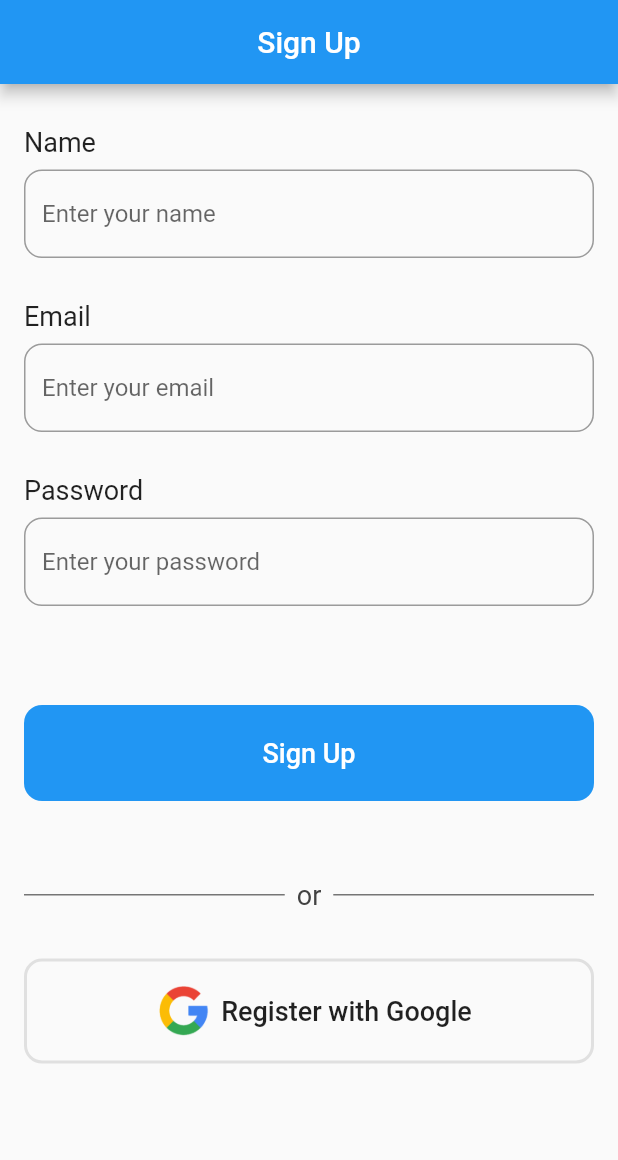
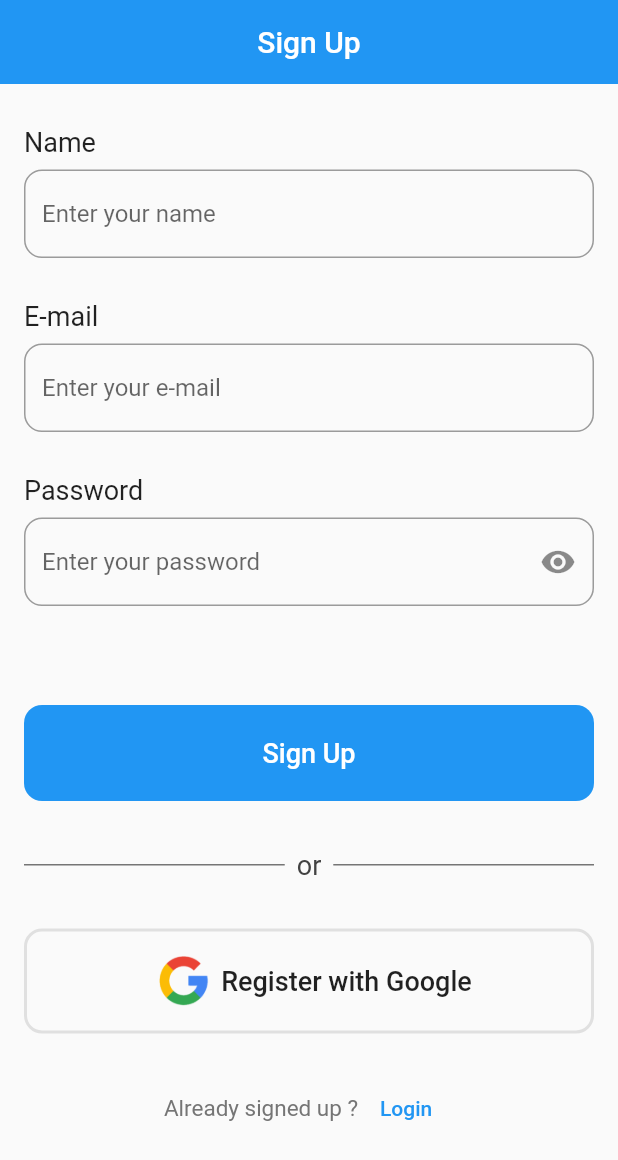
Before and after one commit to kareem2002-k/ClassMate, a Flutter app: the screen it shows after launch, on a phone screen of 412 x 824 dp. Shown: the top 1160 px of the screen. Run offline on Flutter 3.47's test engine with Material 2 defaults, Android fonts, the phone set to English and light mode, and no system bars; our stand-ins replace cloud_firestore, firebase_auth, firebase_core; accounts and stored records are empty.

Commit message:
Added new designs to sign up
Added the statement "Already signed up? login" at the end, and the eye icon in  the password field

```diff
--- a/lib/pages/SignUp.dart
+++ b/lib/pages/SignUp.dart
@@ -13,6 +13,7 @@ class SignUp extends StatelessWidget {
       appBar: AppBar(
         title: const Text("Sign Up"),
         centerTitle: true,
+        elevation: 0,
       ),
       body: SingleChildScrollView(
         child: Column(
@@ -41,7 +42,7 @@ class SignUp extends StatelessWidget {
             const Padding(
               padding: EdgeInsets.fromLTRB(16.0, 8.0, 16.0, 0),
               child: Text(
-                "Email",
+                "E-mail",
                 style: TextStyle(fontSize: 18),
               ),
             ),
@@ -52,7 +53,7 @@ class SignUp extends StatelessWidget {
                 decoration: InputDecoration(
                   border: OutlineInputBorder(
                       borderRadius: BorderRadius.circular(12.0)),
-                  hintText: 'Enter your email',
+                  hintText: 'Enter your e-mail',
                 ),
               ),
             ),
@@ -72,6 +73,7 @@ class SignUp extends StatelessWidget {
                   border: OutlineInputBorder(
                       borderRadius: BorderRadius.circular(12.0)),
                   hintText: 'Enter your password',
+                  suffixIcon: Icon(Icons.remove_red_eye),
                 ),
               ),
             ),
@@ -99,7 +101,7 @@ class SignUp extends StatelessWidget {
                 ),
               ),
             ),
-            const SizedBox(height: 20.0),
+            //const SizedBox(height: 20.0),
             Padding(
               padding: const EdgeInsets.all(16.0),
               child: Row(
@@ -160,7 +162,24 @@ class SignUp extends StatelessWidget {
                   ),
                 ),
               ),
-            )
+            ),
+            const SizedBox(height: 10),
+            Row(
+              mainAxisAlignment: MainAxisAlignment.center,
+              children: [
+                Text(
+                  "Already signed up ?",
+                  style: TextStyle(
+                    fontSize: 15,
+                    color: Colors.grey[600],
+                  ),
+                ),
+                TextButton(
+                  onPressed: () {},
+                  child: const Text("Login"),
+                ),
+              ],
+            ),
           ],
         ),
       ),
```
